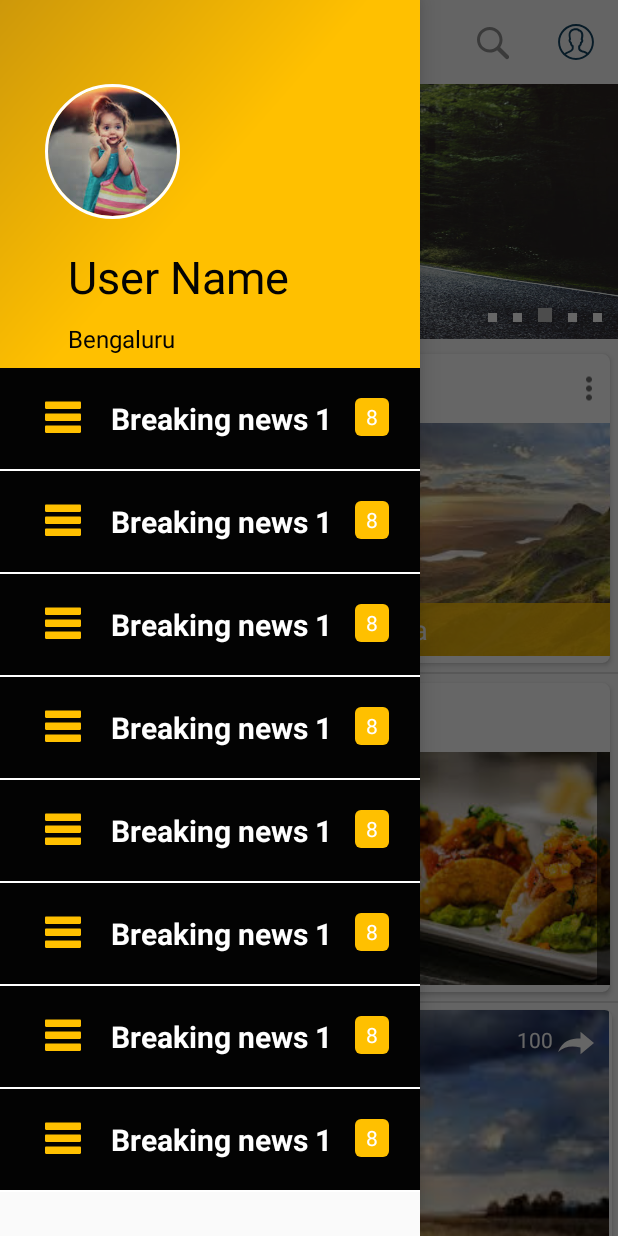
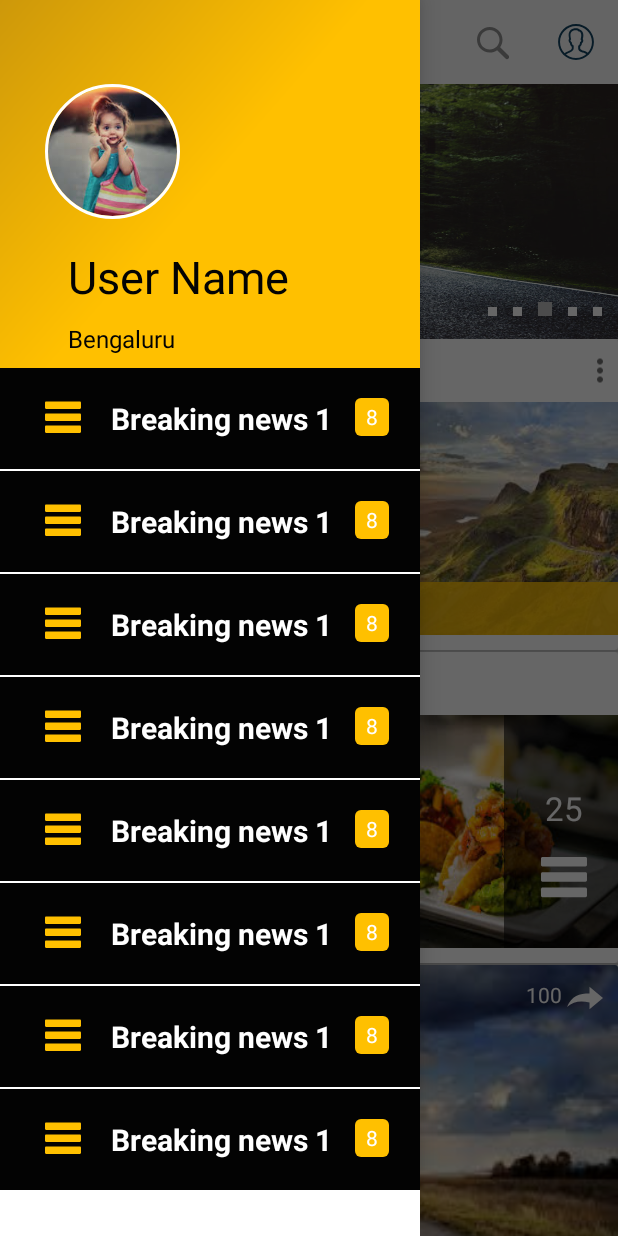
Before and after one commit to abhi93shekJha/newsApplication, an Android app: the DashboardActivity screen opened directly, with no data from a screen before it, with the side drawer open, on a phone screen of 412 x 824 dp. Run offline under Robolectric (Android 15) with nearby library versions, the phone set to English and light mode, and no system bars; our stand-ins replace ButterKnife, CircleImageView; libraries missing offline, so code that uses them is left out: com.flaviofaria.kenburnsview, com.github.rubensousa.gravitysnaphelper; pictures from the network do not load; 3 statements that could not run were skipped.

Commit message:
solved some problems in dashboard page

```diff
--- a/app/src/main/java/com/gsatechworld/gugrify/SelectLanguageAndCities.java
+++ b/app/src/main/java/com/gsatechworld/gugrify/SelectLanguageAndCities.java
@@ -20,6 +20,7 @@ import android.widget.Button;
 import android.widget.ExpandableListView;
 import android.widget.GridView;
 import android.widget.ImageButton;
+import android.widget.ImageView;
 import android.widget.RelativeLayout;
 import android.widget.TextView;
 
@@ -39,7 +40,7 @@ public class SelectLanguageAndCities extends AppCompatActivity {
     boolean runOnce;
     public static List<String> list;
     Button  invisibleButton;
-    ImageButton selectCityButton;
+    ImageView selectCityButton;
     public static String selectedLanguage = "Kannada";
     LanguageExpandableListAdapter adapter;
     LanguageRecyclerAdapter lAdapter;
@@ -110,7 +111,7 @@ public class SelectLanguageAndCities extends AppCompatActivity {
 //        list.add(p);
         RecyclerView recyclerView = findViewById(R.id.recycler_view);
         list = new ArrayList<>();
-        list.add("Language");
+        list.add("Select");
         lAdapter = new LanguageRecyclerAdapter(SelectLanguageAndCities.this);
         RecyclerView.LayoutManager mLayoutManager = new LinearLayoutManager(getApplicationContext());
         recyclerView.setLayoutManager(mLayoutManager);
--- a/app/src/main/java/com/gsatechworld/gugrify/view/authentication/LoginActivity.java
+++ b/app/src/main/java/com/gsatechworld/gugrify/view/authentication/LoginActivity.java
@@ -36,6 +36,7 @@ import java.util.ArrayList;
 import java.util.List;
 
 import com.gsatechworld.gugrify.R;
+import com.gsatechworld.gugrify.SelectLanguageAndCities;
 import com.gsatechworld.gugrify.view.dashboard.DashboardActivity;
 
 import static android.Manifest.permission.READ_CONTACTS;
@@ -352,7 +353,7 @@ public class LoginActivity extends AppCompatActivity implements LoaderCallbacks<
             showProgress(false);
 
             if (success) {
-                startActivity(new Intent(LoginActivity.this, DashboardActivity.class));
+                startActivity(new Intent(LoginActivity.this, SelectLanguageAndCities.class));
                 finish();
             } else {
                 mPasswordView.setError(getString(R.string.error_incorrect_password));
--- a/app/src/main/java/com/gsatechworld/gugrify/view/dashboard/RecyclerViewDataAdapterTest.java
+++ b/app/src/main/java/com/gsatechworld/gugrify/view/dashboard/RecyclerViewDataAdapterTest.java
@@ -9,15 +9,13 @@ import android.view.LayoutInflater;
 import android.view.View;
 import android.view.ViewGroup;
 import android.widget.ImageView;
+import android.widget.LinearLayout;
 import android.widget.TextView;
 import android.widget.Toast;
 
 import com.bumptech.glide.Glide;
 import com.github.rubensousa.gravitysnaphelper.GravitySnapHelper;
 import com.gsatechworld.gugrify.R;
-import com.gsatechworld.gugrify.view.genericadapter.BaseViewHolder;
-import com.gsatechworld.gugrify.view.genericadapter.GenericRecyclerViewAdapter;
-import com.gsatechworld.gugrify.view.genericadapter.OnRecyclerItemClickListener;
 
 import java.util.ArrayList;
 
@@ -125,6 +123,7 @@ public class RecyclerViewDataAdapterTest extends RecyclerView.Adapter<RecyclerVi
             this.itemTitle = itemView.findViewById(R.id.itemTitle);
             this.recyclerView = itemView.findViewById(R.id.recycler_view_list);
             this.btnMore = itemView.findViewById(R.id.btnMore);
+//            this.img = itemView.findViewById(R.id.img);
             this.img = itemView.findViewById(R.id.img);
         }
     }
--- a/app/src/main/res/drawable/round_button.xml
+++ b/app/src/main/res/drawable/round_button.xml
@@ -1,6 +1,6 @@
 <?xml version="1.0" encoding="utf-8"?>
 <shape xmlns:android="http://schemas.android.com/apk/res/android"
     android:shape="oval">
-    <solid android:color="#000"/>
+    <solid android:color="#FFF"/>
     <size android:width="100dp" android:height="100dp"/>
 </shape>
--- a/app/src/main/res/layout/activity_dashboard.xml
+++ b/app/src/main/res/layout/activity_dashboard.xml
@@ -43,6 +43,7 @@
             <android.support.v7.widget.RecyclerView
                 android:id="@+id/recycler_nav_item"
                 android:layout_width="match_parent"
+                android:background="@color/colorWhite"
                 android:layout_height="match_parent" />
         </LinearLayout>
     </android.support.design.widget.NavigationView>
--- a/app/src/main/res/layout/content_dashboard.xml
+++ b/app/src/main/res/layout/content_dashboard.xml
@@ -21,8 +21,7 @@
             <com.gsatechworld.gugrify.view.dashboard.AutoScrollViewPager
                 android:id="@+id/viewPager"
                 android:layout_width="match_parent"
-                android:layout_height="170dp"
-                android:layout_marginBottom="4dp" />
+                android:layout_height="170dp" />
 
             <LinearLayout
                 android:id="@+id/viewPagerCountDots"
--- a/app/src/main/res/layout/list_item.xml
+++ b/app/src/main/res/layout/list_item.xml
@@ -1,25 +1,20 @@
 <android.support.v7.widget.CardView android:layout_width="match_parent"
     android:layout_height="wrap_content"
-    android:background="?android:selectableItemBackground"
     android:orientation="vertical"
-    android:padding="5dp"
-    android:layout_margin="1dp"
-    app:cardCornerRadius="5dp"
-    app:cardUseCompatPadding="true"
+    android:background="@color/colorWhite"
     xmlns:app="http://schemas.android.com/apk/res-auto"
     xmlns:android="http://schemas.android.com/apk/res/android">
 
     <LinearLayout
         android:layout_width="match_parent"
         android:layout_height="wrap_content"
-        android:background="?android:selectableItemBackground"
+        android:layout_marginLeft="10dp"
+        android:layout_marginBottom="5dp"
         android:orientation="vertical">
 
         <RelativeLayout
             android:layout_width="match_parent"
-            android:layout_height="wrap_content"
-            android:padding="2dp">
-
+            android:layout_height="wrap_content">
             <TextView
                 android:id="@+id/itemTitle"
                 android:layout_width="wrap_content"
--- a/app/src/main/res/layout/list_item_verti.xml
+++ b/app/src/main/res/layout/list_item_verti.xml
@@ -1,10 +1,9 @@
-<android.support.v7.widget.CardView android:layout_width="match_parent"
+<android.support.v7.widget.CardView
+    android:layout_width="match_parent"
     android:layout_height="wrap_content"
-    android:background="?android:selectableItemBackground"
+    android:background="@color/colorWhite"
     android:orientation="vertical"
-    android:padding="5dp"
-    app:cardCornerRadius="5dp"
-    app:cardUseCompatPadding="true"
+
     xmlns:app="http://schemas.android.com/apk/res-auto"
     xmlns:android="http://schemas.android.com/apk/res/android">
     <LinearLayout
@@ -14,9 +13,7 @@
 
         <FrameLayout
             android:layout_width="fill_parent"
-            android:layout_height="match_parent"
-            android:layout_marginLeft="2dp"
-            android:layout_marginRight="2dp">
+            android:layout_height="match_parent">
 
             <ImageView
                 android:id="@+id/img"
@@ -54,7 +51,7 @@
                             android:layout_alignParentStart="true"
                             android:layout_centerVertical="true"
                             android:layout_toLeftOf="@+id/btnMore"
-                            android:text="Sample Title"
+                            android:text="Sample Titlegvghghjghjyjhkjhkjhkjhkjhkhjkhjkhjkkkkkkghkhkhjkghjghjhgjhgjgh"
                             android:textColor="@android:color/black"
                             android:textSize="16sp" />
 
@@ -72,7 +69,7 @@
                         android:layout_gravity="center_vertical"
                         android:layout_width="match_parent"
                         android:weightSum="1"
-                        android:layout_marginBottom="3dp"
+                        android:layout_marginBottom="6dp"
                         android:layout_height="wrap_content">
                         <TextView
                             android:layout_weight="0.3"
@@ -115,9 +112,9 @@
             </LinearLayout>
             <de.hdodenhof.circleimageview.CircleImageView
                 android:id="@+id/profile_image"
-                android:layout_width="75dp"
+                android:layout_width="70dp"
                 android:layout_weight="0.2"
-                android:layout_height="75dp"
+                android:layout_height="70dp"
                 android:src="@drawable/girl"
                 android:layout_gravity="bottom|start"
                 app:civ_border_width="2dp"
--- a/app/src/main/res/layout/list_single_card.xml
+++ b/app/src/main/res/layout/list_single_card.xml
@@ -1,6 +1,5 @@
 <?xml version="1.0" encoding="utf-8"?>
 <LinearLayout xmlns:android="http://schemas.android.com/apk/res/android"
-    xmlns:app="http://schemas.android.com/apk/res-auto"
     android:layout_width="match_parent"
     android:layout_height="wrap_content"
     android:orientation="horizontal">
@@ -12,10 +11,12 @@
         android:layout_marginRight="2dp">
 
         <ImageView
+            android:fitsSystemWindows="true"
             android:id="@+id/itemImage"
-            android:layout_width="wrap_content"
+            android:layout_width="200dp"
             android:layout_height="155dp"
-            android:src="@mipmap/ic_launcher" />
+            android:scaleType="fitXY"
+            android:src="@drawable/country4" />
 
         <LinearLayout
             android:layout_width="match_parent"
--- a/app/src/main/res/layout/list_single_card_paly_list.xml
+++ b/app/src/main/res/layout/list_single_card_paly_list.xml
@@ -14,9 +14,11 @@
 
         <ImageView
             android:id="@+id/itemImage"
-            android:layout_width="wrap_content"
+            android:layout_width="200dp"
             android:layout_height="155dp"
-            android:src="@mipmap/ic_launcher" />
+            android:scaleType="fitXY"
+            android:src="@mipmap/ic_launcher"
+            />
 
         <LinearLayout
             android:layout_width="80dp"
--- a/app/src/main/res/menu/menu_dashboard.xml
+++ b/app/src/main/res/menu/menu_dashboard.xml
@@ -16,12 +16,9 @@
             android:enabled="true"
             android:icon="@drawable/ic_search"
             android:title="search"
-            android:orderInCategory="2"
             app:showAsAction="ifRoom" />
         <item
             android:id="@+id/action_avatar"
-            android:enabled="true"
-            android:orderInCategory="3"
             android:icon="@drawable/ic_avatar"
             android:title="profile"
             app:showAsAction="ifRoom" />
```
Also changed, not shown: app/src/main/java/com/gsatechworld/gugrify/view/dashboard/DashboardActivity.java (+6 -1 lines), app/src/main/res/drawable/ic_check.xml (added, +9 -0 lines), app/src/main/res/drawable/layer_menu_profile.xml (added, +15 -0 lines), app/src/main/res/drawable/layer_menu_search.xml (added, +15 -0 lines), app/src/main/res/layout/activity_header.xml (+9 -7 lines), app/src/main/res/layout/list_item_verti_test.xml (added, +172 -0 lines), app/src/main/res/layout/select_language_cities.xml (+13 -23 lines).
